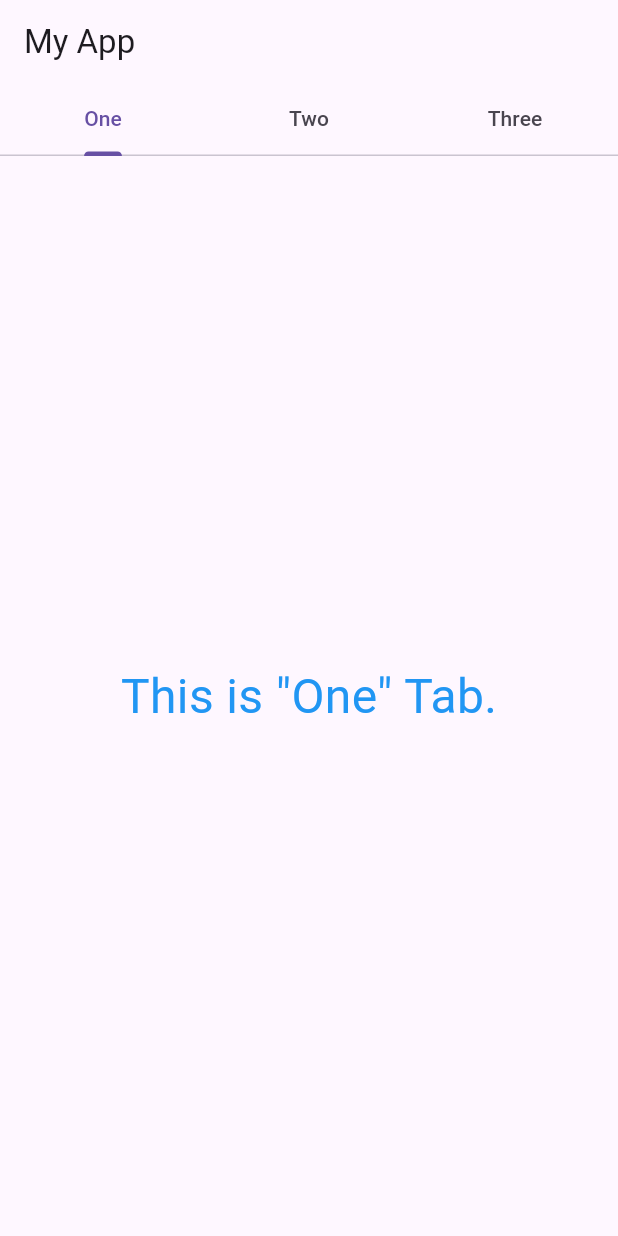
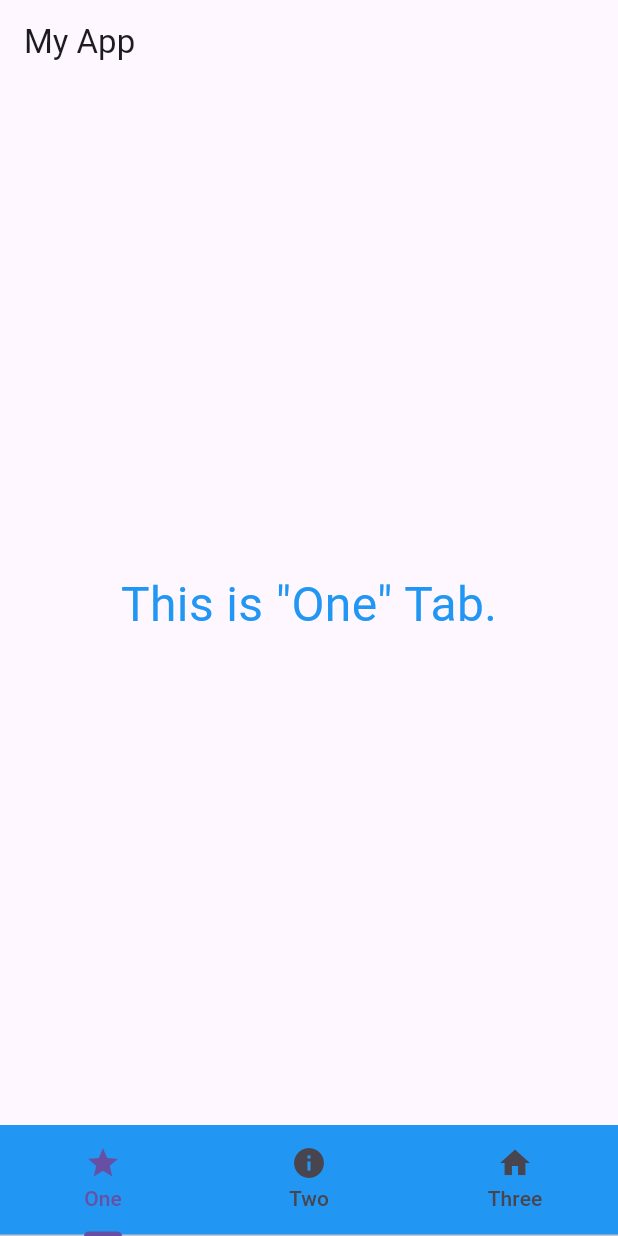
Before and after one commit to Jun-Saito-de/flutter3_practice, a Flutter app: the screen it shows after launch, on a phone screen of 412 x 824 dp. Run offline on Flutter 3.47's test engine with Material 3 defaults, Android fonts, the phone set to English and light mode, and no system bars.

Commit message:
下部にタブバーを配置

```diff
--- a/lib/main.dart
+++ b/lib/main.dart
@@ -34,9 +34,15 @@ class _MyHomePageState extends State<MyHomePage>
     with SingleTickerProviderStateMixin { // アニメーションのためのTickerを提供するミックスイン
 // タブのリストを定義
   static const List<Tab> tabs = <Tab>[
-    Tab(text: 'One'), // タブに表示する文字を指定
-    Tab(text: 'Two'),
-    Tab(text: 'Three'),
+    Tab(text: 'One',
+    icon: Icon(Icons.star),
+    ), // タブに表示する文字を指定
+    Tab(text: 'Two',
+  icon: Icon(Icons.info),
+    ),
+    Tab(text: 'Three',
+      icon: Icon(Icons.home),
+    ),
   ];
 
   // TabController**は、タブの動作を管理するために使うオブジェクトです。タブの切り替えやアニメーションの動作を制御します。
@@ -59,9 +65,12 @@ class _MyHomePageState extends State<MyHomePage>
     return Scaffold(
       appBar: AppBar( // 画面上部に表示されるアプリケーションのバー。タイトルとタブバーを設定。
         title: Text('My App'),
-        bottom: TabBar( // タブを管理するウィジェット
+      ),
+        bottomNavigationBar: Container(
+          color: Colors.blue,
+          child:TabBar( // タブを管理するウィジェット
             controller: _tabController, // controllerでTabControllerを指定
-            tabs: tabs // タブを表示するためにtabsリストを指定
+            tabs: tabs, // タブを表示するためにtabsリストを指定
         ),
       ),
 
```
